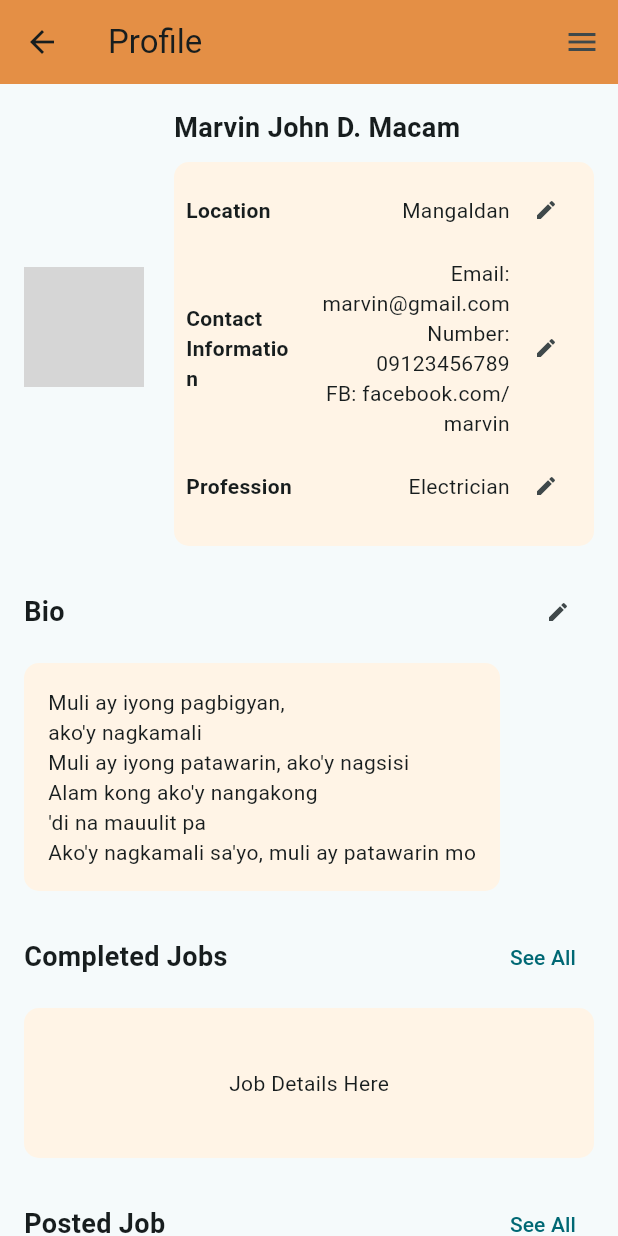
After one commit to MarkCristian-Salas/Flutter-Project, a Flutter app: the ProfilePage screen opened directly, on a phone screen of 412 x 824 dp. The commit adds this screen. Run offline on Flutter 3.47's test engine with Material 3 defaults, Android fonts, the phone set to English and light mode, and no system bars; our stand-ins replace get, get_storage, google_fonts; accounts and stored records are empty; grey boxes are pictures that could not be loaded.

Commit message:
Modified home and profile page

```diff
--- a/lib/views/home.dart
+++ b/lib/views/home.dart
@@ -1,4 +1,5 @@
 import 'package:flutter/material.dart';
+import 'profile_page.dart'; // Import the profile page
 
 class HomePage extends StatelessWidget {
   @override
@@ -11,6 +12,16 @@ class HomePage extends StatelessWidget {
           IconButton(
             icon: Icon(Icons.notifications),
             onPressed: () {},
+          ),
+          IconButton(
+            icon: Icon(Icons.person),
+            onPressed: () {
+              // Navigate to ProfilePage when the profile icon is pressed
+              Navigator.push(
+                context,
+                MaterialPageRoute(builder: (context) => ProfilePage()),
+              );
+            },
           ),
         ],
       ),
@@ -109,7 +120,7 @@ class BalanceCard extends StatelessWidget {
                 style: TextStyle(fontSize: 24, fontWeight: FontWeight.bold)),
             Align(
               alignment: Alignment.centerRight,
-              child: Text('', style: TextStyle(color: Colors.grey)),
+              child: Text('This week', style: TextStyle(color: Colors.grey)),
             ),
           ],
         ),
--- /dev/null
+++ b/lib/views/profile_page.dart
@@ -0,0 +1,251 @@
+import 'package:flutter/material.dart';
+
+class ProfilePage extends StatelessWidget {
+  @override
+  Widget build(BuildContext context) {
+    return Scaffold(
+      appBar: AppBar(
+        title: Text('Profile'),
+        backgroundColor: Color(0xFFE48F45),
+        actions: [
+          IconButton(
+            icon: Icon(Icons.menu),
+            onPressed: () {},
+          ),
+        ],
+      ),
+      body: SingleChildScrollView(
+        padding: const EdgeInsets.all(16.0),
+        child: Column(
+          crossAxisAlignment: CrossAxisAlignment.start,
+          children: [
+            ProfileHeader(),
+            SizedBox(height: 20),
+            SectionTitle(
+                title: 'Bio',
+                onEdit: () {
+                  _showEditDialog(
+                      context, 'Edit Bio', 'Bio', 'Muli ay iyong pagbigyan...');
+                }),
+            SizedBox(height: 10),
+            BioCard(),
+            SizedBox(height: 20),
+            SectionWithSeeAll(title: 'Completed Jobs'),
+            SizedBox(height: 10),
+            JobCard(),
+            SizedBox(height: 20),
+            SectionWithSeeAll(title: 'Posted Job'),
+            SizedBox(height: 10),
+            JobCard(),
+          ],
+        ),
+      ),
+    );
+  }
+
+  void _showEditDialog(
+      BuildContext context, String title, String field, String initialValue) {
+    final TextEditingController _controller =
+        TextEditingController(text: initialValue);
+    showDialog(
+      context: context,
+      builder: (context) {
+        return AlertDialog(
+          title: Text(title),
+          content: TextField(
+            controller: _controller,
+            decoration: InputDecoration(labelText: field),
+            maxLines: null,
+          ),
+          actions: [
+            TextButton(
+              onPressed: () {
+                Navigator.of(context).pop();
+              },
+              child: Text('Cancel'),
+            ),
+            ElevatedButton(
+              onPressed: () {
+                // Handle save action
+                Navigator.of(context).pop();
+              },
+              child: Text('Save'),
+            ),
+          ],
+        );
+      },
+    );
+  }
+}
+
+class ProfileHeader extends StatelessWidget {
+  @override
+  Widget build(BuildContext context) {
+    return Row(
+      children: [
+        CircleAvatar(
+          radius: 40,
+          backgroundImage: AssetImage(
+              'assets/images/profile.png'), // Placeholder for profile image
+        ),
+        SizedBox(width: 20),
+        Expanded(
+          child: Column(
+            crossAxisAlignment: CrossAxisAlignment.start,
+            children: [
+              Text(
+                'Marvin John D. Macam',
+                style: TextStyle(fontSize: 18, fontWeight: FontWeight.bold),
+              ),
+              SizedBox(height: 10),
+              ProfileInfoCard(),
+            ],
+          ),
+        ),
+      ],
+    );
+  }
+}
+
+class ProfileInfoCard extends StatelessWidget {
+  @override
+  Widget build(BuildContext context) {
+    return Container(
+      padding: const EdgeInsets.all(8.0),
+      decoration: BoxDecoration(
+        color: Color(0xFFFFF4E6),
+        borderRadius: BorderRadius.circular(10),
+      ),
+      child: Column(
+        crossAxisAlignment: CrossAxisAlignment.start,
+        children: [
+          ProfileInfoRow(label: 'Location', value: 'Mangaldan'),
+          ProfileInfoRow(
+              label: 'Contact Information',
+              value:
+                  'Email: marvin@gmail.com\nNumber: 09123456789\nFB: facebook.com/marvin'),
+          ProfileInfoRow(label: 'Profession', value: 'Electrician'),
+        ],
+      ),
+    );
+  }
+}
+
+class ProfileInfoRow extends StatelessWidget {
+  final String label;
+  final String value;
+
+  ProfileInfoRow({required this.label, required this.value});
+
+  @override
+  Widget build(BuildContext context) {
+    return Padding(
+      padding: const EdgeInsets.only(bottom: 8.0),
+      child: Row(
+        mainAxisAlignment: MainAxisAlignment.spaceBetween,
+        children: [
+          Expanded(
+            child: Text(
+              label,
+              style: TextStyle(fontSize: 14, fontWeight: FontWeight.bold),
+            ),
+          ),
+          Expanded(
+            flex: 2,
+            child: Text(
+              value,
+              style: TextStyle(fontSize: 14),
+              textAlign: TextAlign.right,
+            ),
+          ),
+          IconButton(
+            icon: Icon(Icons.edit, size: 16),
+            onPressed: () {
+              // Implement edit function
+            },
+          ),
+        ],
+      ),
+    );
+  }
+}
+
+class SectionTitle extends StatelessWidget {
+  final String title;
+  final VoidCallback onEdit;
+
+  SectionTitle({required this.title, required this.onEdit});
+
+  @override
+  Widget build(BuildContext context) {
+    return Row(
+      mainAxisAlignment: MainAxisAlignment.spaceBetween,
+      children: [
+        Text(
+          title,
+          style: TextStyle(fontSize: 18, fontWeight: FontWeight.bold),
+        ),
+        IconButton(
+          icon: Icon(Icons.edit, size: 16),
+          onPressed: onEdit,
+        ),
+      ],
+    );
+  }
+}
+
+class BioCard extends StatelessWidget {
+  @override
+  Widget build(BuildContext context) {
+    return Container(
+      padding: const EdgeInsets.all(16.0),
+      decoration: BoxDecoration(
+        color: Color(0xFFFFF4E6),
+        borderRadius: BorderRadius.circular(10),
+      ),
+      child: Text(
+        'Muli ay iyong pagbigyan,\nako\'y nagkamali\nMuli ay iyong patawarin, ako\'y nagsisi\nAlam kong ako\'y nangakong\n\'di na mauulit pa\nAko\'y nagkamali sa\'yo, muli ay patawarin mo',
+        style: TextStyle(fontSize: 14),
+      ),
+    );
+  }
+}
+
+class SectionWithSeeAll extends StatelessWidget {
+  final String title;
+
+  SectionWithSeeAll({required this.title});
+
+  @override
+  Widget build(BuildContext context) {
+    return Row(
+      mainAxisAlignment: MainAxisAlignment.spaceBetween,
+      children: [
+        Text(
+          title,
+          style: TextStyle(fontSize: 18, fontWeight: FontWeight.bold),
+        ),
+        TextButton(
+          onPressed: () {},
+          child: Text('See All', style: TextStyle(fontSize: 14)),
+        ),
+      ],
+    );
+  }
+}
+
+class JobCard extends StatelessWidget {
+  @override
+  Widget build(BuildContext context) {
+    return Container(
+      height: 100,
+      decoration: BoxDecoration(
+        color: Color(0xFFFFF4E6), // Light background color for job cards
+        borderRadius: BorderRadius.circular(10),
+      ),
+      child: Center(
+        child: Text('Job Details Here'),
+      ),
+    );
+  }
+}
--- a/lib/views/register_page.dart
+++ b/lib/views/register_page.dart
@@ -1,5 +1,5 @@
 import 'package:flutter/material.dart';
-import 'package:login/views/home.dart'; // Import the HomePage
+import 'package:login/views/home.dart';
 import 'package:login/views/login_page.dart';
 import 'package:google_fonts/google_fonts.dart';
 import 'package:get/get.dart';
```
